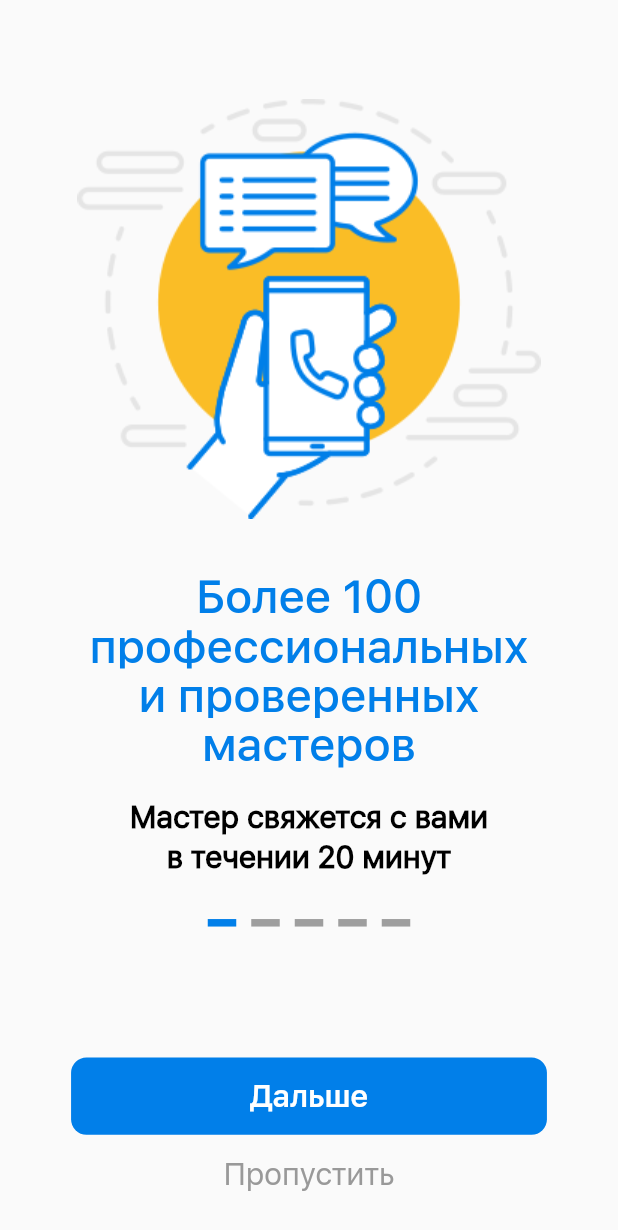
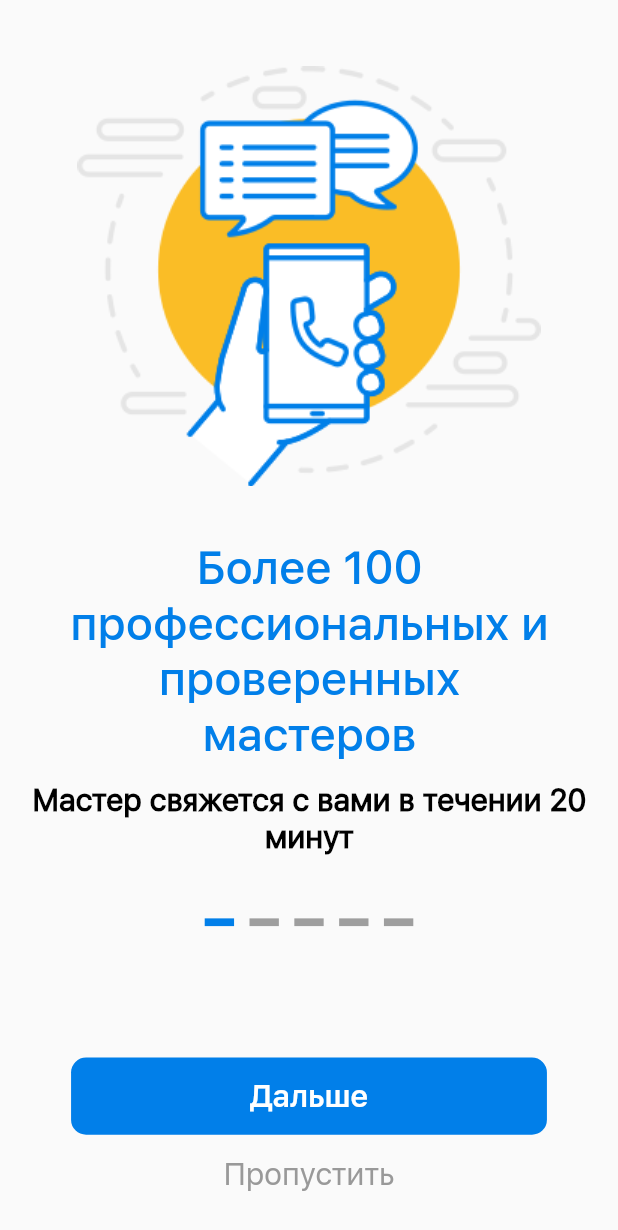
Before and after one commit to Ilya-Vys/intro-page, a Flutter app: the screen it shows after launch, on a phone screen of 412 x 824 dp. Shown: the top 1230 px of the screen. Run offline on Flutter 3.47's test engine with Material 2 defaults, Android fonts, the phone set to English and light mode, and no system bars; our stand-ins replace device_preview.

Commit message:
Second commit

```diff
--- a/lib/main.dart
+++ b/lib/main.dart
@@ -1,15 +1,23 @@
-
+import 'package:flutter/foundation.dart';
 import 'package:flutter/material.dart';
 import 'package:introduction_screen_varyation1/pages/introduction_page.dart';
+import 'package:device_preview/device_preview.dart';
 
 void main() {
-  runApp(MyApp());
+  runApp(
+    DevicePreview(
+      enabled: !kReleaseMode,
+      builder: (context) => MyApp(), // Wrap your app
+    ),
+  );
 }
 
 class MyApp extends StatelessWidget {
   @override
   Widget build(BuildContext context) {
     return MaterialApp(
+      locale: DevicePreview.locale(context),
+      builder: DevicePreview.appBuilder,
       home: IntroPage(),
     );
   }
--- a/lib/pages/introduction_page.dart
+++ b/lib/pages/introduction_page.dart
@@ -1,7 +1,4 @@
-
 import 'package:flutter/material.dart';
-
-
 
 class IntroPage extends StatefulWidget {
   const IntroPage({Key? key}) : super(key: key);
@@ -23,66 +20,46 @@ class _IntroPageState extends State<IntroPage> {
   Widget build(BuildContext context) {
     return Scaffold(
       body: SafeArea(
+        minimum: EdgeInsets.all(20),
         child: Column(
           children: [
-            SizedBox(
-              height: _scaleHeight(60),
-            ),
             Container(
-              height: _scaleHeight(530),
+              height: _scaleHeight(570),
               child: PageView(
-                physics: NeverScrollableScrollPhysics(),
                 controller: controller,
                 children: [
                   _buildPage(
                       'assets/images/step1.png',
-                      28.7,
-                      [
-                        'Более 100',
-                        'профессиональных',
-                        'и проверенных',
-                        'мастеров'
-                      ],
-                      20,
-                      ['Мастер свяжется с вами', 'в течении 20 минут']),
+                      'Более 100 профессиональных и проверенных мастеров',
+                      'Мастер свяжется с вами в течении 20 минут'),
                   _buildPage(
                     'assets/images/step2.png',
-                      47,
-                      ['Стоимость работы', 'расчитывает', 'приложение мастера'],
-                      24,
-                      [
-                        'Вы можете выбрать почасовой',
-                        'или договорной способ оплаты'
-                      ]),
+                    'Стоимость работы расчитывает приложение мастера',
+                    'Вы можете выбрать почасовой или договорной способ оплаты',
+                  ),
                   _buildPage(
                     'assets/images/step3.png',
-                      60,
-                      ['Самая низкая цена', 'без потери качества'],
-                      24,
-                      ['От 300 рублей за час', 'или мелкую работу']),
+                    'Самая низкая цена без потери качества',
+                    'От 300 рублей за час или мелкую работу',
+                  ),
                   _buildPage(
                     'assets/images/step4.png',
-                      41.3,
-                      ['Например: замена 2-х', 'смесителей'],
-                      24.3,
-                      [
-                        'Обычно: 1000-1500 руб.',
-                        'У нас: 500-700 рубю с выездом',
-                        'и покупкой материалов'
-                      ]),
+                    'Например: замена 2-х смесителей',
+                    'Обычно: 1000-1500 руб. У нас: 500-700 рубю с выездом и покупкой материалов',
+                  ),
                   _buildPage(
                     'assets/images/step5.png',
-                      56.7,
-                      ['Следите за мастером', 'на карте'],
-                      20,
-                      [
-                        'Вы знаете, где ваш мастер и когда',
-                        'он приедет в нужный день'
-                      ]),
+                    'Следите за мастером на карте',
+                    'Вы знаете, где ваш мастер и когда он приедет в нужный день',
+                  ),
                 ],
               ),
             ),
-            DotsIndicator(controller: controller, itemCount: 5),
+            DotsIndicator(
+                controller: controller,
+                itemCount: 5,
+                dotHeight: _scaleHeight(5),
+                dotWidth: _scaleWidth(19)),
           ],
         ),
       ),
@@ -92,7 +69,7 @@ class _IntroPageState extends State<IntroPage> {
         children: <Widget>[
           SizedBox(
             height: _scaleHeight(50),
-            width: _scaleWidth(308),
+            width: _scaleWidth(308) > 500 ? 500 : _scaleWidth(308),
             child: new FloatingActionButton(
                 elevation: 0.0,
                 backgroundColor: Color.fromRGBO(1, 127, 233, 1),
@@ -105,7 +82,8 @@ class _IntroPageState extends State<IntroPage> {
                   ),
                 ),
                 shape: RoundedRectangleBorder(
-                    borderRadius: BorderRadius.all(Radius.circular(_scaleWidth(10)))),
+                    borderRadius:
+                        BorderRadius.all(Radius.circular(10))),
                 onPressed: () {
                   print('Taping Дальше');
                   controller.nextPage(
@@ -114,8 +92,8 @@ class _IntroPageState extends State<IntroPage> {
                 }),
           ),
           SizedBox(
-            height: _scaleHeight(50) ,
-            width: _scaleWidth(308),
+            height: _scaleHeight(50),
+            width: _scaleWidth(308) > 500 ? 500 : _scaleWidth(308),
             child: Center(
               child: GestureDetector(
                 child: Text(
@@ -138,34 +116,31 @@ class _IntroPageState extends State<IntroPage> {
     );
   }
 
-  Container _buildPage(String imagePath, double firstBox,
-      List<String> blueText, double secondBox, List<String> blackText) {
+  Container _buildPage(
+      String imagePath,
+      String blueText,
+      String blackText) {
     return Container(
       child: Column(crossAxisAlignment: CrossAxisAlignment.center, children: [
-        Image.asset(
+        Padding(
+          padding: const EdgeInsets.all(20.0),
+          child: Image.asset(
             '$imagePath',
             height: _scaleHeight(280),
           ),
-        SizedBox(
-          height: _scaleHeight(firstBox),
         ),
-        _buildBlueText(blueText),
-        SizedBox(
-          height: _scaleHeight(secondBox),
-        ),
-        _buildBlackText(blackText),
+        _buildBlueString(blueText),
+        _buildBlackString(blackText),
       ]),
     );
   }
 
-  Column _buildBlueText(List<String> text) {
-    return Column(
-      children: [
-        for (var i in text)
-          SizedBox(
-            height: _scaleHeight(32),
+  _buildBlueString(String text) {
+    return Padding(
+      padding: const EdgeInsets.all(12.0),
       child: Text(
-              i,
+        text,
+        textAlign: TextAlign.center,
         style: TextStyle(
           color: Color.fromRGBO(1, 127, 233, 1),
           fontFamily: 'SFProText-Medium',
@@ -174,19 +149,13 @@ class _IntroPageState extends State<IntroPage> {
           fontWeight: FontWeight.w600,
         ),
       ),
-          )
-      ],
     );
   }
 
-  Column _buildBlackText(List<String> text) {
-    return Column(
-      children: [
-        for (var i in text)
-          SizedBox(
-            height: _scaleHeight(26),
-            child: Text(
-              i,
+  _buildBlackString(String text) {
+    return Text(
+      text,
+      textAlign: TextAlign.center,
       style: TextStyle(
         fontFamily: 'SFProText-Regular',
         letterSpacing: -0.48,
@@ -194,17 +163,14 @@ class _IntroPageState extends State<IntroPage> {
         fontSize: _scaleHeight(20),
         fontWeight: FontWeight.w600,
       ),
-            ),
-          )
-      ],
     );
   }
 
-  double _scaleHeight(double value){
+  double _scaleHeight(double value) {
     return MediaQuery.of(context).size.height / 800 * value;
   }
 
-  double _scaleWidth(double value){
+  double _scaleWidth(double value) {
     return MediaQuery.of(context).size.width / 400 * value;
   }
 }
@@ -213,17 +179,21 @@ class DotsIndicator extends AnimatedWidget {
   DotsIndicator({
     required this.controller,
     required this.itemCount,
+    required this.dotHeight,
+    required this.dotWidth,
   }) : super(listenable: controller);
 
   final PageController controller;
   final int itemCount;
+  final double dotHeight;
+  final double dotWidth;
 
   Widget _buildDot(int index) {
     Color _blueColor = Color.fromRGBO(1, 127, 233, 1);
     return new Container(
-      margin: EdgeInsets.all(5),
-      width: 19,
-      height: 5,
+      margin: EdgeInsets.all(dotHeight),
+      width: dotWidth,
+      height: dotHeight,
       color: controller.page == null && index == 0
           ? _blueColor
           : controller.page == index
--- a/pubspec.yaml
+++ b/pubspec.yaml
@@ -24,11 +24,10 @@ dependencies:
   flutter:
     sdk: flutter
 
-
-
   # The following adds the Cupertino Icons font to your application.
   # Use with the CupertinoIcons class for iOS style icons.
   cupertino_icons: ^1.0.2
+  device_preview: ^0.7.3
 
 
 dev_dependencies:
```
Also changed, not shown: pubspec.lock. Lines whose indentation alone changed are shown as unchanged.
